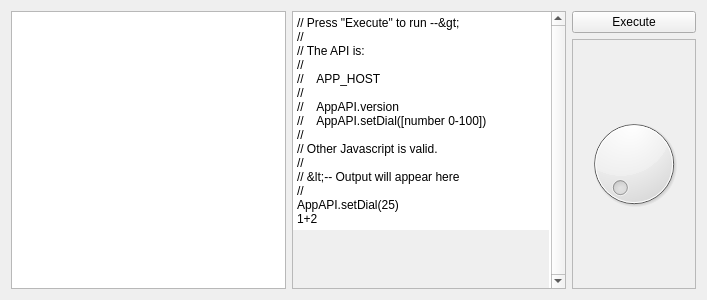
The window that qtjs-test/mainwindow.ui (follower/qtjs-test) describes before a commit, drawn with Qt 5.
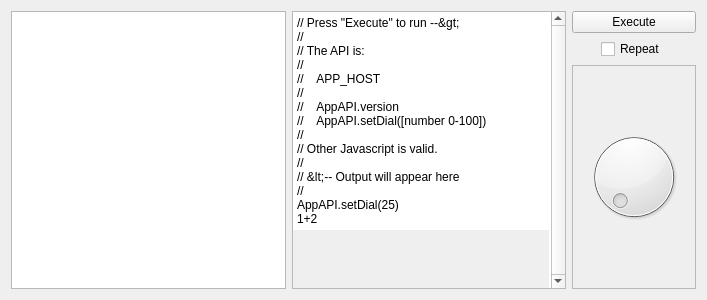
The same window after the commit.

Commit message:
Add a "Repeat" checkbox to cause script to be executed multiple times.
(Not yet used.)

```diff
--- a/qtjs-test/mainwindow.ui
+++ b/qtjs-test/mainwindow.ui
@@ -62,6 +62,13 @@
         </property>
        </widget>
       </item>
+      <item alignment="Qt::AlignHCenter">
+       <widget class="QCheckBox" name="checkBox">
+        <property name="text">
+         <string>Repeat</string>
+        </property>
+       </widget>
+      </item>
       <item>
        <widget class="QFrame" name="frame">
         <property name="frameShape">
```
